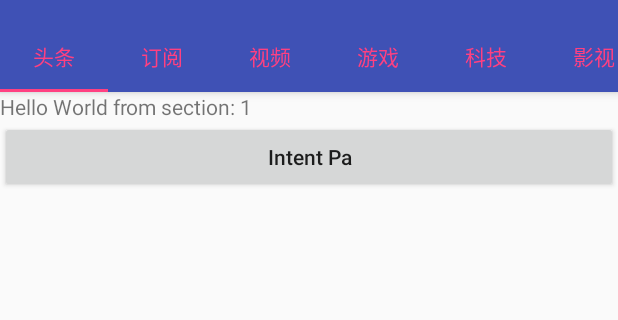
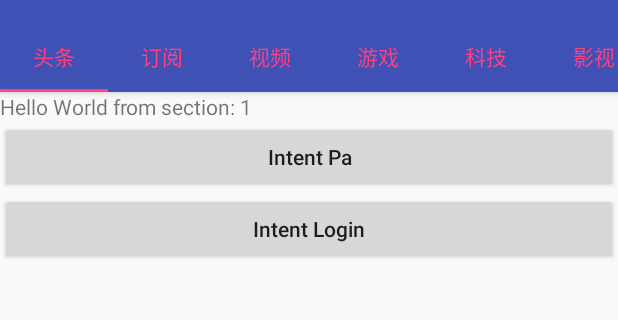
Before and after one commit to HanXuanMo/naruto, an Android app: the screen it shows after launch (MainActivity), on a phone screen of 412 x 824 dp, the part 64-384 px from its top. Run offline under Robolectric (Android 15) with nearby library versions, the phone set to English and light mode, and no system bars.

Commit message:
修改滑动菜单、添加登录界面

```diff
--- a/app/src/main/AndroidManifest.xml
+++ b/app/src/main/AndroidManifest.xml
@@ -12,12 +12,12 @@
         <activity android:name=".MainActivity">
             <intent-filter>
                 <action android:name="android.intent.action.MAIN" />
+
                 <category android:name="android.intent.category.LAUNCHER" />
             </intent-filter>
         </activity>
-        <activity android:name=".Ps">
-
-        </activity>
+        <activity android:name=".Ps"></activity>
+        <activity android:name=".Login"></activity>
     </application>
 
 </manifest>
--- a/app/src/main/java/com/naruto/android/MainActivity.java
+++ b/app/src/main/java/com/naruto/android/MainActivity.java
@@ -38,24 +38,35 @@ public class MainActivity extends AppCompatActivity {
         setContentView(R.layout.activity_main);
 
         //滑动菜单点击事件
-        NavigationView navigationView = (NavigationView) findViewById(R.id.navigation_view);
-        navigationView.setCheckedItem(R.id.home_page);
+        NavigationView navigationView = (NavigationView) findViewById(R.id.navigation_view);//获取滑动菜单事件
+        navigationView.setCheckedItem(R.id.navigation_home);//默认选择navigation_home
+        //设置监听器
         navigationView.setNavigationItemSelectedListener(new NavigationView.OnNavigationItemSelectedListener() {
             @Override
             public boolean onNavigationItemSelected(@NonNull MenuItem menuItem) {
                 switch (menuItem.getItemId()) {
-                    case R.id.home_page:
+                    case R.id.navigation_home:
 
                         break;
-                    case R.id.navigation_game:
+                    case R.id.navigation_collect:
 
                         break;
-                    case R.id.navigation_circle:
+                    case R.id.navigation_balance:
 
                         break;
-                    case R.id.navigation_me:
+                    case R.id.navigation_transaction:
 
                         break;
+                    case R.id.navigation_synchronization:
+
+                        break;
+                    case R.id.navigation_support:
+
+                        break;
+                    case R.id.navigation_cooperation:
+
+                        break;
+                    default:
                 }
                 mDrawerLayout.closeDrawer(GravityCompat.START);
                 return true;
@@ -111,6 +122,7 @@ public class MainActivity extends AppCompatActivity {
             return fragment;
         }
 
+        //View页面事件
         @Override
         public View onCreateView(LayoutInflater inflater, final ViewGroup container, Bundle savedInstanceState) {
             View rootView = inflater.inflate(R.layout.content_main, container, false);
@@ -122,6 +134,15 @@ public class MainActivity extends AppCompatActivity {
                 @Override
                 public void onClick(View v) {
                     Intent intent = new Intent(container.getContext(), Ps.class);
+                    startActivity(intent);
+                }
+            });
+            //Intent Login
+            Button intentLogin = (Button) rootView.findViewById(R.id.intent_login);
+            intentLogin.setOnClickListener(new View.OnClickListener() {
+                @Override
+                public void onClick(View v) {
+                    Intent intent = new Intent(container.getContext(), Login.class);
                     startActivity(intent);
                 }
             });
--- /dev/null
+++ b/app/src/main/res/drawable/ic_login_background.xml
@@ -0,0 +1,5 @@
+<?xml version="1.0" encoding="utf-8"?>
+<shape xmlns:android="http://schemas.android.com/apk/res/android">
+    <corners android:radius="10dp"/>
+    <solid android:color="#FF0099"/>
+</shape>
--- a/app/src/main/res/layout/content_main.xml
+++ b/app/src/main/res/layout/content_main.xml
@@ -14,7 +14,7 @@
         android:id="@+id/text_view"
         android:layout_width="wrap_content"
         android:layout_height="wrap_content"
-        android:text="@string/title_home_page"/>
+        android:text="@string/title_home"/>
 
     <Button
         android:id="@+id/intent_ps"
@@ -24,4 +24,12 @@
         android:layout_below="@id/text_view"
         android:textAllCaps="false"/>
 
+    <Button
+        android:id="@+id/intent_login"
+        android:layout_width="match_parent"
+        android:layout_height="wrap_content"
+        android:text="Intent Login"
+        android:layout_below="@id/intent_ps"
+        android:textAllCaps="false"/>
+
 </RelativeLayout>
--- a/app/src/main/res/menu/navigation.xml
+++ b/app/src/main/res/menu/navigation.xml
@@ -3,24 +3,36 @@
 
     <group android:checkableBehavior="single">
         <item
-            android:id="@+id/home_page"
+            android:id="@+id/navigation_home"
             android:icon="@drawable/ic_home_black_24dp"
-            android:title="@string/title_home_page" />
+            android:title="@string/title_home" />
 
         <item
-            android:id="@+id/navigation_game"
+            android:id="@+id/navigation_collect"
             android:icon="@drawable/ic_dashboard_black_24dp"
-            android:title="@string/title_game" />
+            android:title="@string/title_collection" />
 
         <item
-            android:id="@+id/navigation_circle"
+            android:id="@+id/navigation_balance"
             android:icon="@drawable/ic_notifications_black_24dp"
-            android:title="@string/title_circle" />
+            android:title="@string/title_balance" />
 
         <item
-            android:id="@+id/navigation_me"
+            android:id="@+id/navigation_transaction"
             android:icon="@drawable/ic_home_black_24dp"
-            android:title="@string/title_me" />
+            android:title="@string/title_transaction" />
+        <item
+            android:id="@+id/navigation_synchronization"
+            android:icon="@drawable/ic_home_black_24dp"
+            android:title="@string/title_synchronization" />
+        <item
+            android:id="@+id/navigation_support"
+            android:icon="@drawable/ic_home_black_24dp"
+            android:title="@string/title_support" />
+        <item
+            android:id="@+id/navigation_cooperation"
+            android:icon="@drawable/ic_home_black_24dp"
+            android:title="@string/title_cooperation" />
     </group>
 
 </menu>
--- a/app/src/main/res/values/strings.xml
+++ b/app/src/main/res/values/strings.xml
@@ -1,10 +1,13 @@
 <resources>
     <string name="app_name">游民星空</string>
     <!--Menu标题-->
-    <string name="title_home_page">首页</string>
-    <string name="title_game">游戏</string>
-    <string name="title_circle">圈子</string>
-    <string name="title_me">我的</string>
+    <string name="title_home">主页</string>
+    <string name="title_collection">收藏</string>
+    <string name="title_balance">余额</string>
+    <string name="title_transaction">交易</string>
+    <string name="title_synchronization">同步游戏奖杯/成就</string>
+    <string name="title_support">支持我们</string>
+    <string name="title_cooperation">商务合作</string>
     <!--TAB标题-->
     <string name="tab_headline">头条</string>
     <string name="tab_subscribe">订阅</string>
@@ -17,5 +20,6 @@
     <string name="tab_industry">产业</string>
     <string name="tab_entertainment">娱乐</string>
     <string name="tab_mobile_games">手游</string>
+    <!--ViewPage内容-->
     <string name="section_format">Hello World from section: %1$d</string>
 </resources>
```
Also changed, not shown: app/src/main/java/com/naruto/android/Login.java (added, +13 -0 lines), app/src/main/res/drawable/ic_password_black_24dp.xml (added, +10 -0 lines), app/src/main/res/drawable/ic_resign_background.xml (added, +7 -0 lines), app/src/main/res/drawable/ic_username_black_24dp.xml (added, +10 -0 lines), app/src/main/res/layout/activity_login.xml (added, +59 -0 lines), app/src/main/res/drawable-xxhdpi/launch_title.png (added).
